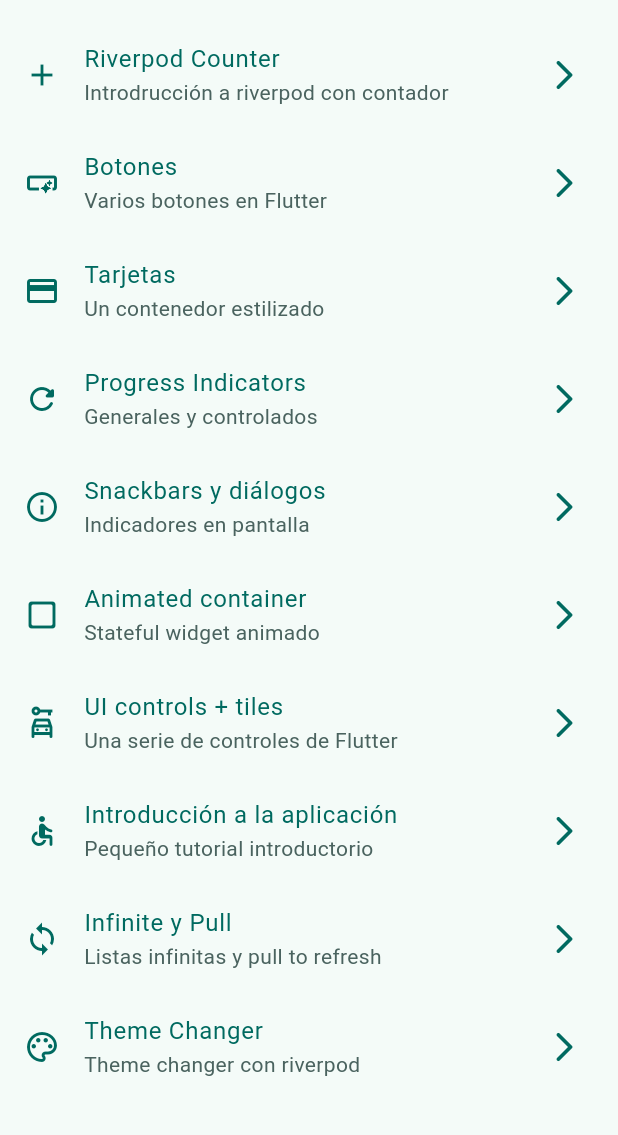
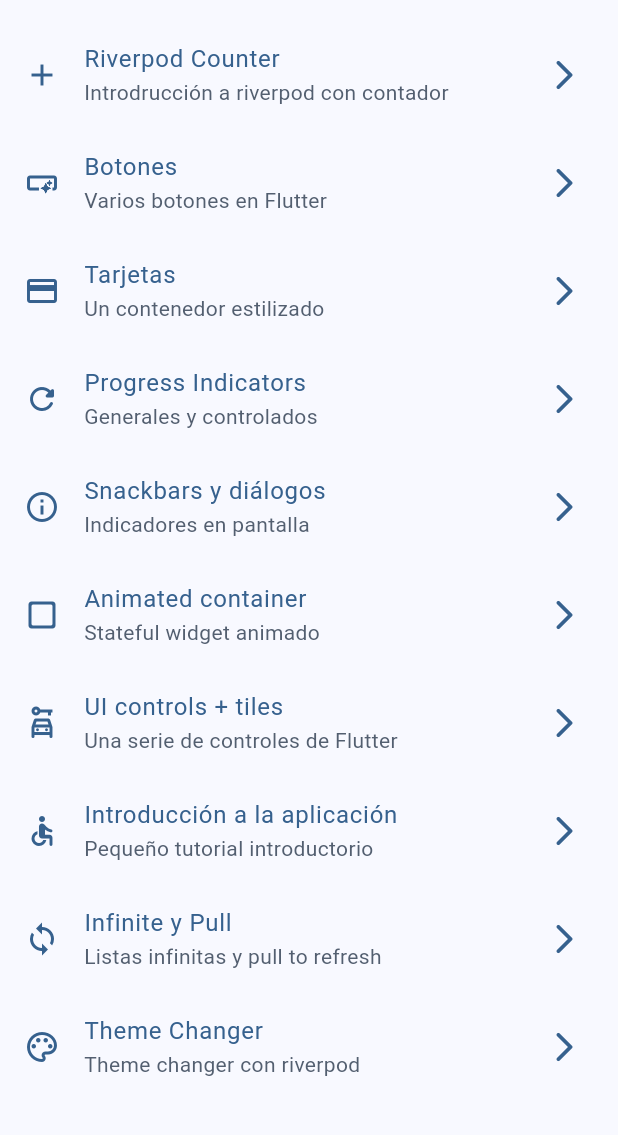
Before and after one commit to dieginin/widgets_app, a Flutter app: the screen it shows after launch, on a phone screen of 412 x 824 dp, the part 63-1198 px from its top. Run offline on Flutter 3.47's test engine with Material 2 defaults, Android fonts, the phone set to English and light mode, and no system bars; our stand-ins replace animate_do, flutter_riverpod, go_router.

Commit message:
Theme changer working

```diff
--- a/lib/config/theme/app_theme.dart
+++ b/lib/config/theme/app_theme.dart
@@ -1,29 +1,32 @@
 import 'package:flutter/material.dart';
 
-const colorList = [
-  Colors.blue,
-  Colors.lime,
-  Colors.teal,
-  Colors.green,
-  Colors.red,
-  Colors.purple,
-  Colors.deepPurple,
-  Colors.orange,
-  Colors.pink,
-  Colors.pinkAccent,
+const List<Map<String, dynamic>> colorList = [
+  {'name': 'Blue', 'color': Colors.blue},
+  {'name': 'Lime', 'color': Colors.lime},
+  {'name': 'Teal', 'color': Colors.teal},
+  {'name': 'Green', 'color': Colors.green},
+  {'name': 'Red', 'color': Colors.red},
+  {'name': 'Purple', 'color': Colors.purple},
+  {'name': 'Deep Purple', 'color': Colors.deepPurple},
+  {'name': 'Orange', 'color': Colors.orange},
+  {'name': 'Pink', 'color': Colors.pink},
+  {'name': 'Pink Accent', 'color': Colors.pinkAccent},
 ];
 
 class AppTheme {
   AppTheme({
+    this.isDarkmode = false,
     this.selectedColor = 0,
   })  : assert(selectedColor >= 0, 'Selected color must be greater then 0'),
         assert(selectedColor < colorList.length, 'Selected color must be less or equal than ${colorList.length - 1}');
 
+  final bool isDarkmode;
   final int selectedColor;
 
   ThemeData getTheme() => ThemeData(
       useMaterial3: true,
-      colorSchemeSeed: colorList[selectedColor],
+      brightness: isDarkmode ? Brightness.dark : Brightness.light,
+      colorSchemeSeed: colorList[selectedColor]['color'] as Color,
       appBarTheme: const AppBarTheme(
         centerTitle: false,
       ));
--- /dev/null
+++ b/lib/core/providers/theme_provider.dart
@@ -0,0 +1,10 @@
+import 'package:flutter_riverpod/flutter_riverpod.dart';
+
+import '/config/theme/app_theme.dart';
+
+final isDarkmodeProvider = StateProvider((ref) => false);
+
+final selectedColorProvider = StateProvider((ref) => 0);
+
+// Listado de colores INMUTABLE
+final colorListProvider = Provider((ref) => colorList);
--- a/lib/main.dart
+++ b/lib/main.dart
@@ -3,21 +3,25 @@ import 'package:flutter_riverpod/flutter_riverpod.dart';
 
 import 'config/router/app_router.dart';
 import 'config/theme/app_theme.dart';
+import 'core/providers/theme_provider.dart';
 
 void main() => runApp(
       const ProviderScope(child: MainApp()),
     );
 
-class MainApp extends StatelessWidget {
+class MainApp extends ConsumerWidget {
   const MainApp({super.key});
 
   @override
-  Widget build(BuildContext context) {
+  Widget build(BuildContext context, WidgetRef ref) {
+    final isDarkmode = ref.watch(isDarkmodeProvider);
+    final selectedColor = ref.watch(selectedColorProvider);
+
     return MaterialApp.router(
       routerConfig: appRouter,
       title: 'Flutter Widgets',
       debugShowCheckedModeBanner: false,
-      theme: AppTheme(selectedColor: 2).getTheme(),
+      theme: AppTheme(selectedColor: selectedColor, isDarkmode: isDarkmode).getTheme(),
     );
   }
 }
```
